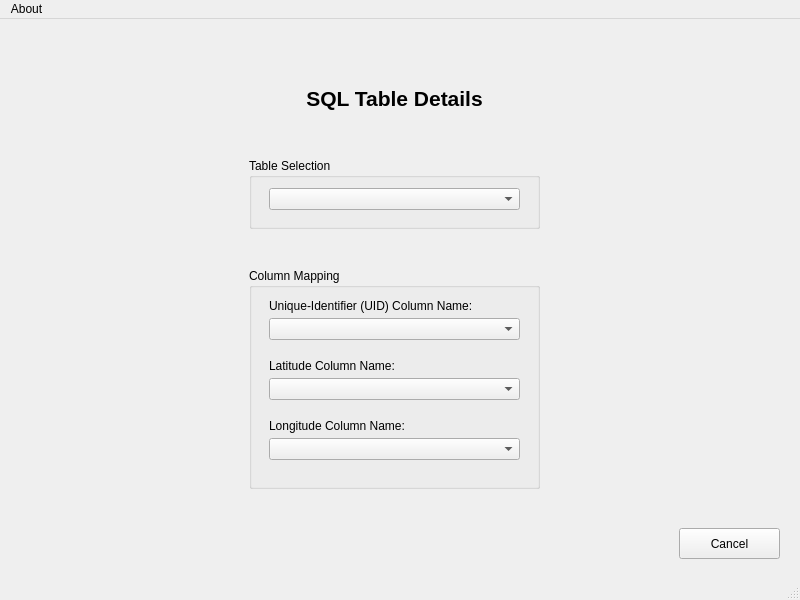
MJTFreeTime/Closest-Neighbor, file closest_neighbor.ui: the form before one commit.
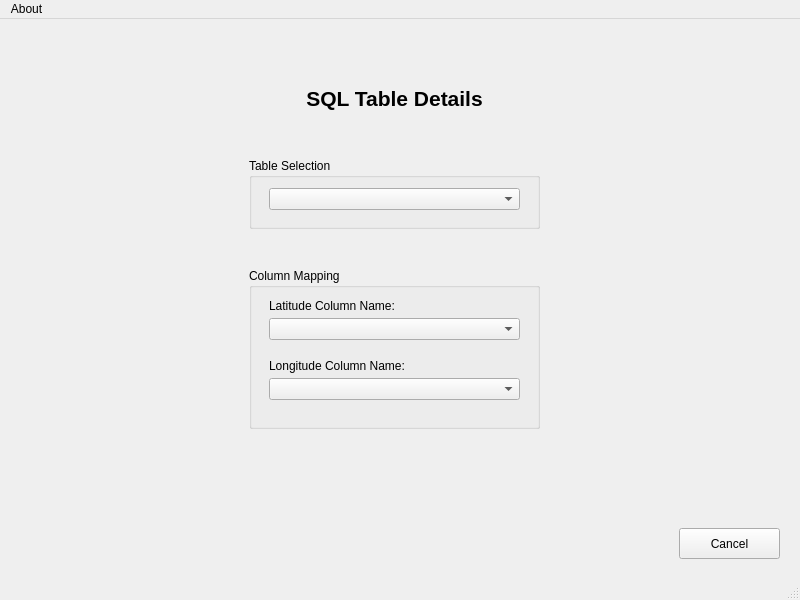
The form after the commit. The open tabs and pages were chosen to show the change.

Diff of the .ui file:
```diff
--- a/closest_neighbor.ui
+++ b/closest_neighbor.ui
@@ -475,40 +475,17 @@
         <x>250</x>
         <y>250</y>
         <width>291</width>
-        <height>221</height>
+        <height>161</height>
        </rect>
       </property>
       <property name="title">
        <string>Column Mapping</string>
       </property>
-      <widget class="QLabel" name="label">
-       <property name="geometry">
-        <rect>
-         <x>20</x>
-         <y>30</y>
-         <width>211</width>
-         <height>16</height>
-        </rect>
-       </property>
-       <property name="text">
-        <string>Unique-Identifier (UID) Column Name:</string>
-       </property>
-      </widget>
-      <widget class="QComboBox" name="uid_column_box">
-       <property name="geometry">
-        <rect>
-         <x>20</x>
-         <y>50</y>
-         <width>251</width>
-         <height>22</height>
-        </rect>
-       </property>
-      </widget>
       <widget class="QComboBox" name="latitude_column_box">
        <property name="geometry">
         <rect>
          <x>20</x>
-         <y>110</y>
+         <y>50</y>
          <width>251</width>
          <height>22</height>
         </rect>
@@ -518,7 +495,7 @@
        <property name="geometry">
         <rect>
          <x>20</x>
-         <y>90</y>
+         <y>30</y>
          <width>211</width>
          <height>16</height>
         </rect>
@@ -531,7 +508,7 @@
        <property name="geometry">
         <rect>
          <x>20</x>
-         <y>170</y>
+         <y>110</y>
          <width>251</width>
          <height>22</height>
         </rect>
@@ -541,7 +518,7 @@
        <property name="geometry">
         <rect>
          <x>20</x>
-         <y>150</y>
+         <y>90</y>
          <width>211</width>
          <height>16</height>
         </rect>
```
Left out of the diff: 2 changed lines with no effect on the pictures.
